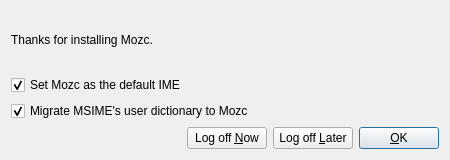
Above: src/gui/post_install_dialog/post_install_dialog.ui from niw/mozc before the change. Below: the same form after it.
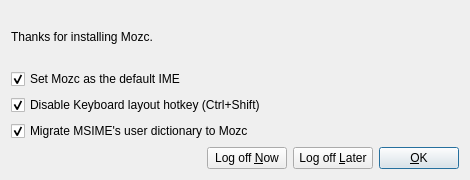
That is the form after the change.

```diff
--- a/src/gui/post_install_dialog/post_install_dialog.ui
+++ b/src/gui/post_install_dialog/post_install_dialog.ui
@@ -6,8 +6,8 @@
    <rect>
     <x>0</x>
     <y>0</y>
-    <width>450</width>
-    <height>160</height>
+    <width>470</width>
+    <height>180</height>
    </rect>
   </property>
   <property name="sizePolicy">
@@ -18,14 +18,14 @@
   </property>
   <property name="minimumSize">
    <size>
-    <width>450</width>
-    <height>160</height>
+    <width>470</width>
+    <height>180</height>
    </size>
   </property>
   <property name="maximumSize">
    <size>
-    <width>450</width>
-    <height>160</height>
+    <width>470</width>
+    <height>180</height>
    </size>
   </property>
   <property name="windowTitle">
@@ -47,7 +47,7 @@
        </property>
       </widget>
      </item>
-     <item row="5" column="0">
+     <item row="6" column="0">
       <spacer name="horizontalSpacer">
        <property name="orientation">
         <enum>Qt::Horizontal</enum>
@@ -60,28 +60,21 @@
        </property>
       </spacer>
      </item>
-     <item row="5" column="3">
+     <item row="6" column="3">
       <widget class="QPushButton" name="okButton">
        <property name="text">
         <string>&amp;OK</string>
        </property>
       </widget>
      </item>
-     <item row="5" column="2">
+     <item row="6" column="2">
       <widget class="QPushButton" name="logoffLaterButton">
        <property name="text">
         <string>Log off &amp;Later</string>
        </property>
       </widget>
      </item>
-     <item row="5" column="1">
-      <widget class="QPushButton" name="logoffNowButton">
-       <property name="text">
-        <string>Log off &amp;Now</string>
-       </property>
-      </widget>
-     </item>
-     <item row="4" column="0" colspan="4">
+     <item row="5" column="0" colspan="4">
       <widget class="QCheckBox" name="migrateDefaultIMEUserDictionaryCheckBox">
        <property name="text">
         <string>Migrate MSIME's user dictionary to Mozc</string>
@@ -101,6 +94,23 @@
        </property>
       </widget>
      </item>
+     <item row="6" column="1">
+      <widget class="QPushButton" name="logoffNowButton">
+       <property name="text">
+        <string>Log off &amp;Now</string>
+       </property>
+      </widget>
+     </item>
+     <item row="4" column="0" colspan="4">
+      <widget class="QCheckBox" name="IMEHotKeyDisabledCheckBox">
+       <property name="text">
+        <string>Disable Keyboard layout hotkey (Ctrl+Shift)</string>
+       </property>
+       <property name="checked">
+        <bool>true</bool>
+       </property>
+      </widget>
+     </item>
     </layout>
    </item>
   </layout>
```
Left out of the diff: 1 changed line with no effect on the pictures.
